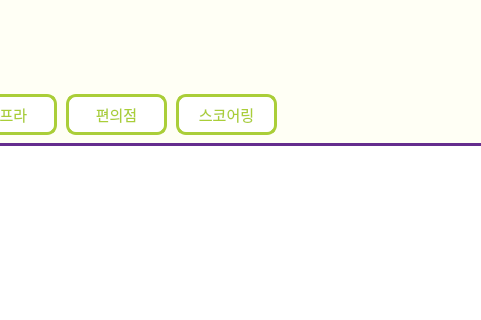
First picture: the form in ui/ui_file/CU_data.ui, repository HYEHEY/commercial_area_analysis, before the edit; both pictures show x 200 to 681 and y 0 to 320 of the 850 by 610 pixel window.
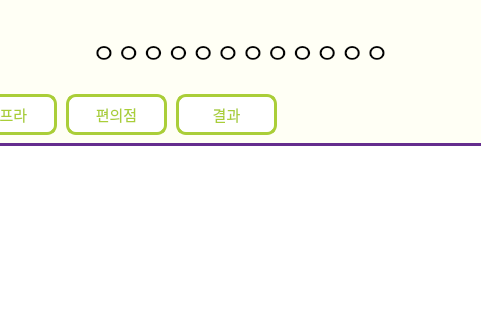
Second picture: the form after the edit.

The edit to the form file:
```diff
--- a/ui/ui_file/CU_data.ui
+++ b/ui/ui_file/CU_data.ui
@@ -243,7 +243,7 @@
       <string notr="true"/>
      </property>
      <property name="text">
-      <string>스코어링</string>
+      <string>결과</string>
      </property>
      <property name="checkable">
       <bool>true</bool>
@@ -253,6 +253,32 @@
      </property>
     </widget>
    </widget>
+   <widget class="QLabel" name="label">
+    <property name="geometry">
+     <rect>
+      <x>280</x>
+      <y>30</y>
+      <width>321</width>
+      <height>41</height>
+     </rect>
+    </property>
+    <property name="font">
+     <font>
+      <family>티머니 둥근바람 ExtraBold</family>
+      <pointsize>20</pointsize>
+     </font>
+    </property>
+    <property name="text">
+     <string>ㅇㅇㅇㅇㅇㅇㅇㅇㅇㅇㅇㅇ</string>
+    </property>
+    <property name="alignment">
+     <set>Qt::AlignCenter</set>
+    </property>
+   </widget>
+   <zorder>widget_3</zorder>
+   <zorder>back_btn</zorder>
+   <zorder>widget_2</zorder>
+   <zorder>label</zorder>
   </widget>
  </widget>
  <resources/>
```
